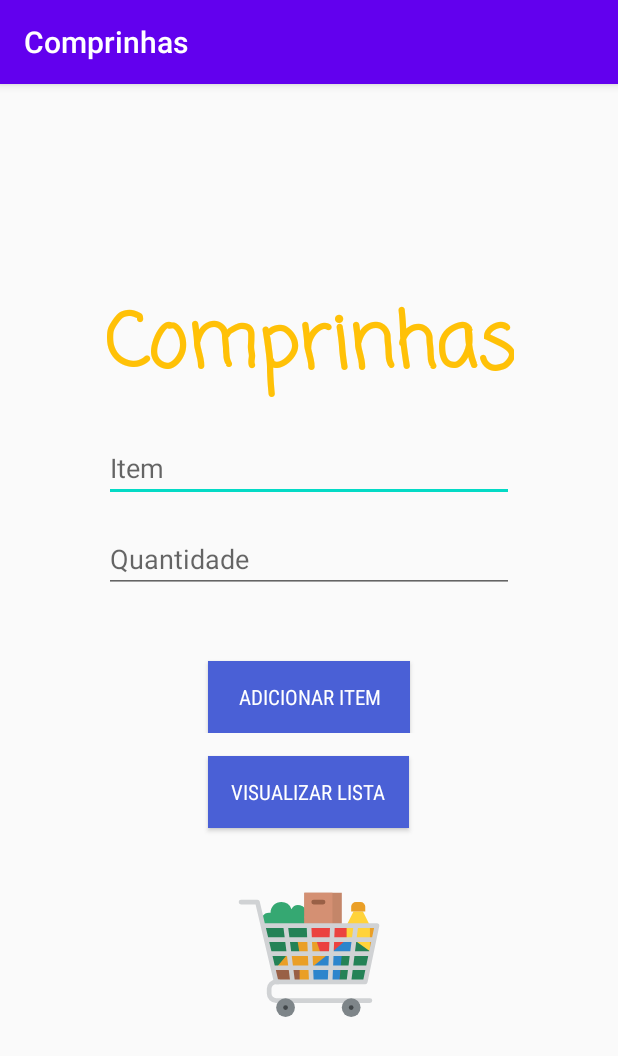
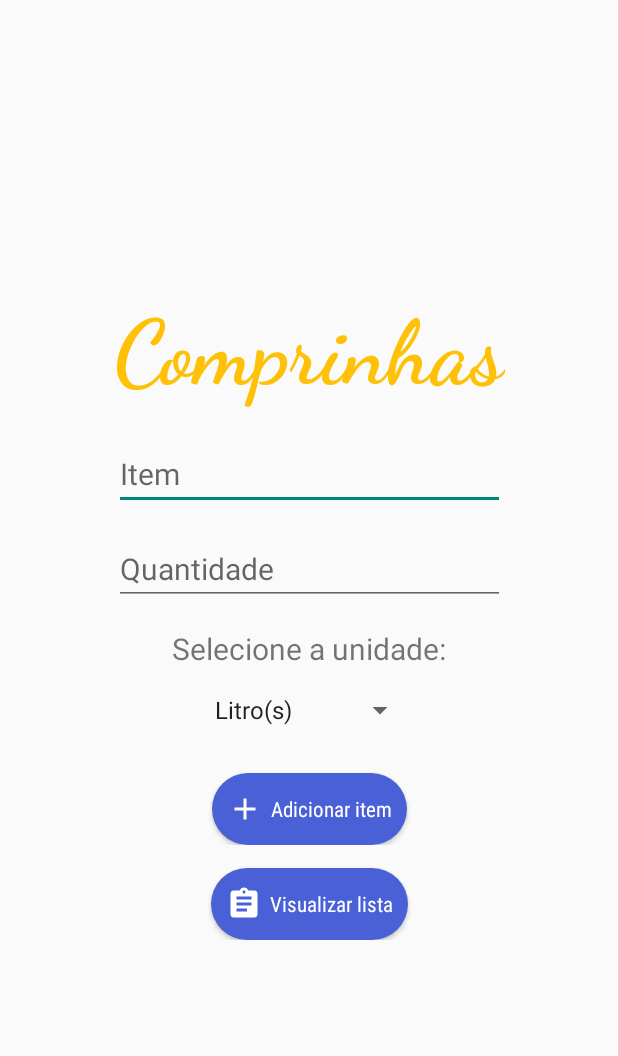
Before and after one commit to gabrielatvrs/app_comprinhas, an Android app: the screen it shows after launch (MainActivity), on a phone screen of 412 x 824 dp. Shown: the top 1056 px of the screen. Run offline under Robolectric (Android 15) with nearby library versions, the phone set to English and light mode, and no system bars.

Commit message:
Add Spinner

```diff
--- a/app/src/main/AndroidManifest.xml
+++ b/app/src/main/AndroidManifest.xml
@@ -9,16 +9,20 @@
             android:roundIcon="@mipmap/ic_launcher_round"
             android:supportsRtl="true"
             android:theme="@style/AppTheme">
-        <activity android:name=".MainActivity">
+        <activity android:name=".SplashActivity">
             <intent-filter>
                 <action android:name="android.intent.action.MAIN"/>
 
                 <category android:name="android.intent.category.LAUNCHER"/>
             </intent-filter>
         </activity>
+        <activity android:name=".MainActivity">
+
+        </activity>
         <activity android:name=".ListaActivity">
 
         </activity>
+
     </application>
 
 </manifest>
--- a/app/src/main/java/com/ctt/listadecompras/ListaActivity.kt
+++ b/app/src/main/java/com/ctt/listadecompras/ListaActivity.kt
@@ -25,5 +25,4 @@ class ListaActivity : AppCompatActivity() {
         rvListaCompras.layoutManager = LinearLayoutManager(this)
 
     }
-
 }
--- a/app/src/main/java/com/ctt/listadecompras/ListaAdapter.kt
+++ b/app/src/main/java/com/ctt/listadecompras/ListaAdapter.kt
@@ -17,19 +17,20 @@ class ListaAdapter(
     class ViewHolder(view: View) : RecyclerView.ViewHolder(view) {
         val itemCompra: TextView = view.findViewById(R.id.txtItem)
         val qtdCompra: TextView = view.findViewById(R.id.txtQtd)
+        val unidade: TextView = view.findViewById(R.id.txtUni)
         val excluirItem: ImageView = view.findViewById(R.id.btnExcluir)
     }
 
     override fun onCreateViewHolder(parent: ViewGroup, viewType: Int): ViewHolder {
 
         val view = LayoutInflater.from(parent.context).inflate(R.layout.item_lista, parent, false)
-
         return ViewHolder(view)
     }
 
     override fun onBindViewHolder(holder: ViewHolder, position: Int) {
         holder.itemCompra.text = listaCompras[position].nome
-        holder.qtdCompra.text = "${listaCompras[position].qtd}x"
+        holder.qtdCompra.text = listaCompras[position].qtd.toString()
+        holder.unidade.text = listaCompras[position].unidade
         holder.excluirItem.setOnClickListener {
 
             AlertDialog.Builder(it.context)
@@ -41,7 +42,6 @@ class ListaAdapter(
                 }
                 .setNegativeButton("Não") { dialog, which -> }
                 .show()
-
         }
     }
 
--- a/app/src/main/java/com/ctt/listadecompras/MainActivity.kt
+++ b/app/src/main/java/com/ctt/listadecompras/MainActivity.kt
@@ -3,12 +3,15 @@ package com.ctt.listadecompras
 import android.content.Intent
 import androidx.appcompat.app.AppCompatActivity
 import android.os.Bundle
+import android.widget.ArrayAdapter
 import android.widget.Button
 import android.widget.EditText
+import android.widget.Spinner
 import com.ctt.listadecompras.model.Item
 
 class MainActivity : AppCompatActivity() {
 
+    private lateinit var spinner: Spinner
     private lateinit var itemCompra: EditText
     private lateinit var qtdCompra: EditText
     private lateinit var btnAdd: Button
@@ -23,16 +26,38 @@ class MainActivity : AppCompatActivity() {
         qtdCompra = findViewById(R.id.txtQtd)
         btnAdd = findViewById(R.id.btnAdd)
         btnLista = findViewById(R.id.btnLista)
+        spinner = findViewById(R.id.spinner)
+
+        ArrayAdapter.createFromResource(
+            this,
+            R.array.unidades_array,
+            android.R.layout.simple_spinner_item
+        ).also { adapter ->
+            adapter.setDropDownViewResource(android.R.layout.simple_spinner_dropdown_item)
+            spinner.adapter = adapter
+        }
 
         btnAdd.setOnClickListener {
-            listaCompras.add(
-                Item(nome = itemCompra.text.toString(), qtd = qtdCompra.text.toString().toInt())
-            )
+            var erro = false
+            if (itemCompra.text.isEmpty()) {
+                itemCompra.error = "É necessário informar o item"
+                erro = true
+            }
+            if (qtdCompra.text.isEmpty()) {
+                qtdCompra.error = "É necessário informar a quantidade"
+                erro = true
+            }
+            if (erro == false) {
+                val unidade = spinner.selectedItem.toString()
+                listaCompras.add(
+                    Item(nome = itemCompra.text.toString(), qtd = qtdCompra.text.toString().toInt(), unidade = unidade)
+                )
 
-            itemCompra.setText("")
-            qtdCompra.setText("")
+                itemCompra.setText("")
+                qtdCompra.setText("")
+                spinner.setSelection(0)
+            }
         }
-
         btnLista.setOnClickListener {
             redirecionar()
         }
--- a/app/src/main/java/com/ctt/listadecompras/SplashScreen.kt
+++ b/app/src/main/java/com/ctt/listadecompras/SplashScreen.kt
@@ -1,4 +1,23 @@
 package com.ctt.listadecompras
 
-class SplashScreen {
+import android.content.Intent
+import androidx.appcompat.app.AppCompatActivity
+import android.os.Bundle
+import android.os.Handler
+import android.os.Looper
+
+class SplashActivity : AppCompatActivity() {
+    override fun onCreate(savedInstanceState: Bundle?) {
+        super.onCreate(savedInstanceState)
+        setContentView(R.layout.splash_tela)
+        iniciarApp()
+    }
+
+    fun iniciarApp() {
+        Handler(Looper.getMainLooper()).postDelayed({
+            val telaInicio = Intent(this, MainActivity::class.java)
+            startActivity(telaInicio)
+            finish()
+        }, 3000)
+    }
 }
--- a/app/src/main/java/com/ctt/listadecompras/model/Item.kt
+++ b/app/src/main/java/com/ctt/listadecompras/model/Item.kt
@@ -4,4 +4,8 @@ import android.os.Parcelable
 import kotlinx.android.parcel.Parcelize
 
 @Parcelize
-data class Item (val nome: String, val qtd: Int) : Parcelable
+data class Item(
+    val nome: String,
+    val qtd: Int,
+    val unidade: String
+) : Parcelable
--- a/app/src/main/res/drawable/background_botoes.xml
+++ b/app/src/main/res/drawable/background_botoes.xml
@@ -1,4 +1,9 @@
 <?xml version="1.0" encoding="utf-8"?>
-<selector xmlns:android="http://schemas.android.com/apk/res/android">
+<shape
+        xmlns:android="http://schemas.android.com/apk/res/android"
+        android:shape="rectangle">
 
-</selector>
+    <solid android:color="@color/Subtextos"/>
+    <corners android:radius="50dp"/>
+
+</shape>
--- a/app/src/main/res/layout/activity_main.xml
+++ b/app/src/main/res/layout/activity_main.xml
@@ -16,11 +16,13 @@
             app:layout_constraintStart_toStartOf="parent"
             app:layout_constraintEnd_toEndOf="parent"
             android:orientation="vertical">
+
         <LinearLayout
                 android:id="@+id/layoutTodo"
                 android:layout_width="wrap_content"
                 android:layout_height="wrap_content"
                 android:orientation="vertical">
+
             <TextView
                     android:id="@+id/txtTitulo"
                     android:layout_width="match_parent"
@@ -28,9 +30,9 @@
                     android:text="Comprinhas"
                     android:textColor="@color/TextosPrincipais"
                     android:textStyle="bold"
-                    android:textSize="50dp"
+                    android:textSize="60dp"
                     android:textAlignment="center"
-                    android:fontFamily="casual"
+                    android:fontFamily="cursive"
                     android:layout_marginBottom="20dp"
                     app:layout_constraintLeft_toLeftOf="parent"
                     app:layout_constraintRight_toRightOf="parent"
@@ -48,7 +50,8 @@
                         android:layout_width="match_parent"
                         android:layout_height="wrap_content"
                         android:layout_marginBottom="15dp"
-                        android:hint="Item"/>
+                        android:hint="Item"
+                        android:textSize="20dp"/>
 
                 <EditText
                         android:id="@+id/txtQtd"
@@ -56,7 +59,23 @@
                         android:layout_height="wrap_content"
                         android:layout_marginBottom="15dp"
                         android:hint="Quantidade"
-                        android:inputType="number"/>
+                        android:inputType="number"
+                        android:textSize="20dp"/>
+
+                <TextView
+                        android:layout_width="match_parent"
+                        android:layout_height="wrap_content"
+                        android:text="Selecione a unidade:"
+                        android:gravity="center"
+                        android:textSize="20dp"
+                        android:layout_marginBottom="15dp"/>
+
+                <Spinner
+                        android:id="@+id/spinner"
+                        android:layout_width="wrap_content"
+                        android:layout_height="wrap_content">
+
+                </Spinner>
 
                 <Button
                         android:id="@+id/btnAdd"
@@ -68,12 +87,17 @@
                         app:layout_constraintEnd_toEndOf="parent"
                         android:text="Adicionar item"
                         android:textColor="#FFF"
-                        android:background="@color/Subtextos"
+                        android:background="@drawable/background_botoes"
                         android:paddingVertical="10dp"
                         android:fontFamily="sans-serif-condensed"
-                        android:paddingHorizontal="20dp"
-                        android:layout_marginTop="30dp"/>
+                        android:paddingHorizontal="10dp"
+                        android:layout_marginTop="30dp"
+                        android:textAllCaps="false"
+                        android:drawablePadding="5dp"
+                        android:drawableLeft="@drawable/ic_baseline_add_24"/>
+
             </LinearLayout>
+
         </LinearLayout>
 
         <Button
@@ -84,22 +108,16 @@
                 app:layout_constraintEnd_toEndOf="parent"
                 android:text="Visualizar lista"
                 android:textColor="#FFF"
-                android:background="@color/Subtextos"
-                android:paddingHorizontal="15dp"
+                android:background="@drawable/background_botoes"
+                android:paddingHorizontal="10dp"
                 android:paddingVertical="10dp"
                 app:layout_constraintTop_toBottomOf="@+id/layoutTodo"
                 android:fontFamily="sans-serif-condensed"
                 android:paddingBottom="15dp"
-                android:layout_marginTop="15dp"/>
+                android:layout_marginTop="15dp"
+                android:textAllCaps="false"
+                android:drawablePadding="5dp"
+                android:drawableLeft="@drawable/ic_baseline_assignment_24"/>
 
-        <ImageView
-                android:layout_width="100dp"
-                android:layout_height="100dp"
-                android:src="@drawable/ic_carrinhocompras"
-                app:layout_constraintTop_toBottomOf="@id/btnLista"
-                android:layout_marginTop="35dp"
-                android:orientation="vertical"
-                app:layout_constraintStart_toStartOf="parent"
-                app:layout_constraintEnd_toEndOf="parent"/>
     </LinearLayout>
 </androidx.constraintlayout.widget.ConstraintLayout>
--- a/app/src/main/res/values/colors.xml
+++ b/app/src/main/res/values/colors.xml
@@ -1,8 +1,8 @@
 <?xml version="1.0" encoding="utf-8"?>
 <resources>
-    <color name="colorPrimary">#6200EE</color>
-    <color name="colorPrimaryDark">#3700B3</color>
-    <color name="colorAccent">#03DAC5</color>
+    <color name="colorPrimary">#A69797</color>
+    <color name="colorPrimaryDark">#B3A0A0</color>
     <color name="TextosPrincipais">#FFC107</color>
     <color name="Subtextos">#4A60D6</color>
+    <color name="Background">#FFEA9F26</color>
 </resources>
--- a/app/src/main/res/values/strings.xml
+++ b/app/src/main/res/values/strings.xml
@@ -1,3 +1,12 @@
 <resources>
     <string name="app_name">Comprinhas</string>
+
+    <string-array name="unidades_array">
+        <item>Litro(s)</item>
+        <item>Kg</item>
+        <item>Caixa(s)</item>
+        <item>Gramas</item>
+        <item>Lata(s)</item>
+        <item>Unidade(s)</item>
+    </string-array>
 </resources>
--- a/app/src/main/res/values/styles.xml
+++ b/app/src/main/res/values/styles.xml
@@ -4,7 +4,8 @@
         <!-- Customize your theme here. -->
         <item name="colorPrimary">@color/colorPrimary</item>
         <item name="colorPrimaryDark">@color/colorPrimaryDark</item>
-        <item name="colorAccent">@color/colorAccent</item>
+        <item name="windowActionBar">false</item>
+        <item name="windowNoTitle">true</item>
     </style>
 
 </resources>
```
Also changed, not shown: app/src/main/res/layout/item_lista.xml (+23 -15 lines), app/src/main/res/layout/splash_tela.xml (+34 -3 lines).
